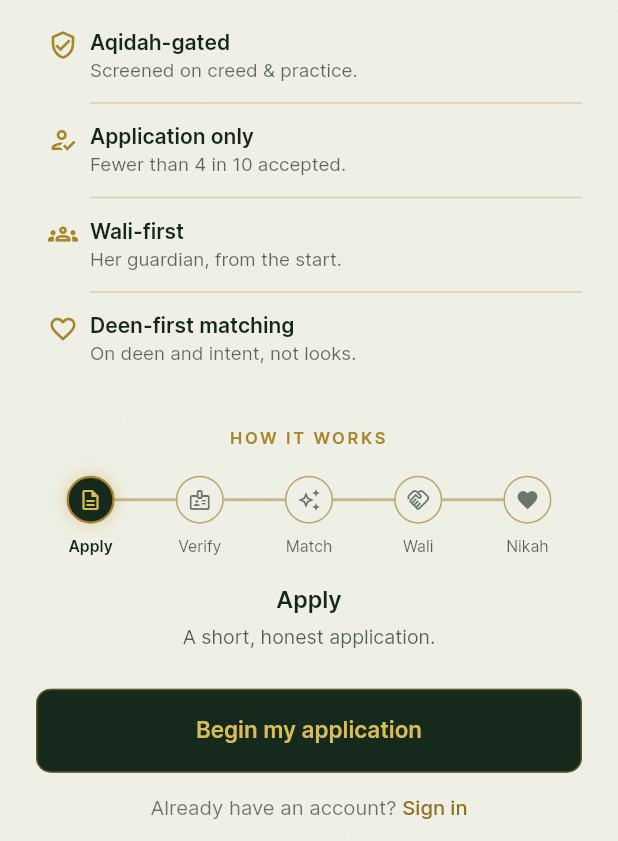
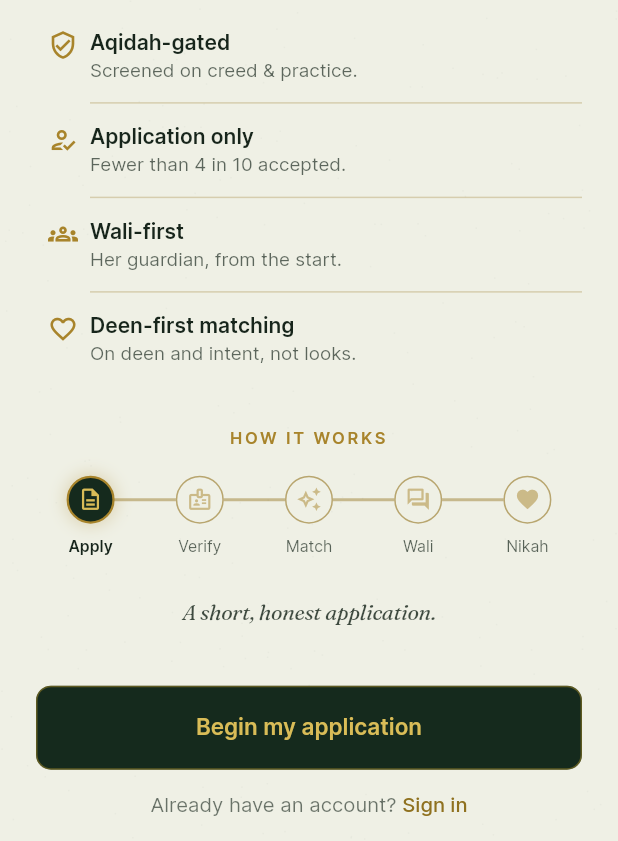
Before and after one commit to connecttopathan-ops/ikhlas, a Flutter app: the screen it shows after launch, on a phone screen of 412 x 824 dp, the part 395-1236 px from its top. Run offline on Flutter 3.47's test engine with Material 3 defaults, Android fonts, the phone set to English and light mode, and no system bars; our stand-ins replace cached_network_image, camera, cloud_firestore, cloud_functions, device_info_plus, firebase_auth and 12 more; accounts and stored records are empty.

Commit message:
Landing: refine stepper - gold-family glyphs, legible Wali icon, italic caption
Three review fixes on the how-it-works timeline:
- Upcoming stages rendered ink-grey glyphs inside gold rings, which read
  muddy; they now stay in the gold family at reduced strength.
- The handshake glyph collapsed into a squiggle inside a 32px disc; the
  Wali stage now uses forum (two speech bubbles - the families in
  conversation), which stays legible at 17px.
- The caption repeated the stage name already bolded in the timeline
  ("Match" twice, stacked). It is now a single Fraunces-italic line in a
  fixed-height box, so the CTA below no longer shifts as captions change
  line count.

Co-Authored-By: Claude Opus 4.8 <noreply@anthropic.com>

```diff
--- a/app/lib/features/onboarding/landing_screen.dart
+++ b/app/lib/features/onboarding/landing_screen.dart
@@ -23,19 +23,18 @@ class LandingScreen extends StatelessWidget {
         'On deen and intent, not looks.'),
   ];
 
-  // (icon, shortLabel, title, body). Each stage carries its own line icon —
-  // reads far more premium than a numbered pip and shares the deep-green disc
-  // language of the differentiator cards above, so the screen feels of a piece.
+  // (icon, label, body). Each stage carries its own line icon — reads far
+  // more premium than a numbered pip. Glyphs chosen to stay legible inside a
+  // 32px disc (the earlier handshake collapsed into a squiggle at this size).
   static const _flow = [
-    (Icons.description_outlined, 'Apply', 'Apply',
-        'A short, honest application.'),
-    (Icons.badge_outlined, 'Verify', 'Verify',
+    (Icons.description_outlined, 'Apply', 'A short, honest application.'),
+    (Icons.badge_outlined, 'Verify',
         'A selfie and government-ID confirm you are real.'),
-    (Icons.auto_awesome_outlined, 'Match', 'Match',
+    (Icons.auto_awesome_outlined, 'Match',
         'Curated daily matches, ranked deen-first.'),
-    (Icons.handshake_outlined, 'Wali', 'Contact wali',
+    (Icons.forum_outlined, 'Wali',
         'On mutual interest, guardians are brought in.'),
-    (Icons.favorite, 'Nikah', 'Nikah', 'Proceed offline, in shaa Allah.'),
+    (Icons.favorite, 'Nikah', 'Proceed offline, in shaa Allah.'),
   ];
 
   @override
@@ -177,7 +176,7 @@ class _DiffList extends StatelessWidget {
 /// step auto-advances (looping), the connector fills as progress moves, and a
 /// caption beneath cross-fades to the current step's description.
 class _HowItWorks extends StatefulWidget {
-  final List<(IconData, String, String, String)> steps; // icon,short,title,body
+  final List<(IconData, String, String)> steps; // (icon, label, body)
   const _HowItWorks({required this.steps});
   @override
   State<_HowItWorks> createState() => _HowItWorksState();
@@ -252,9 +251,14 @@ class _HowItWorksState extends State<_HowItWorks> {
           ]),
         );
       }),
-      const SizedBox(height: 16),
-      // Active step's title + description, cross-fading as it advances.
-      AnimatedSwitcher(
+      const SizedBox(height: 14),
+      // One Fraunces-italic line for the active stage (the bold label in the
+      // timeline already names it — repeating the title read redundant).
+      // Fixed height so the CTA below never shifts as captions change lines.
+      SizedBox(
+        height: 46,
+        child: Center(
+          child: AnimatedSwitcher(
             duration: const Duration(milliseconds: 350),
             transitionBuilder: (child, anim) => FadeTransition(
               opacity: anim,
@@ -264,18 +268,14 @@ class _HowItWorksState extends State<_HowItWorks> {
                 child: child,
               ),
             ),
-        child: Column(
+            child: Text(widget.steps[_active].$3,
                 key: ValueKey(_active),
-          children: [
-            Text(widget.steps[_active].$3,
-                style: AppType.inter(15.5,
-                    weight: FontWeight.w600, color: LightTokens.ink)),
-            const SizedBox(height: 3),
-            Text(widget.steps[_active].$4,
                 textAlign: TextAlign.center,
-                style: AppType.inter(13,
-                    color: LightTokens.muted(.72), height: 1.4)),
-          ],
+                style: AppType.fraunces(14.5,
+                    color: LightTokens.ink.withValues(alpha: .82),
+                    style: FontStyle.italic,
+                    height: 1.45)),
+          ),
         ),
       ),
     ]);
@@ -315,9 +315,13 @@ class _HowItWorksState extends State<_HowItWorks> {
                   ]
                 : null,
           ),
+          // Upcoming stages stay in the gold family (muted), never grey —
+          // ink-grey glyphs inside gold rings read muddy.
           child: Icon(step.$1,
-              size: 16,
-              color: done ? LightTokens.ctaText : LightTokens.muted(.55)),
+              size: 17,
+              color: done
+                  ? LightTokens.ctaText
+                  : LightTokens.goldArabic.withValues(alpha: .5)),
         ),
         const SizedBox(height: 7),
         Text(step.$2,
```
Lines whose indentation alone changed are shown as unchanged.
